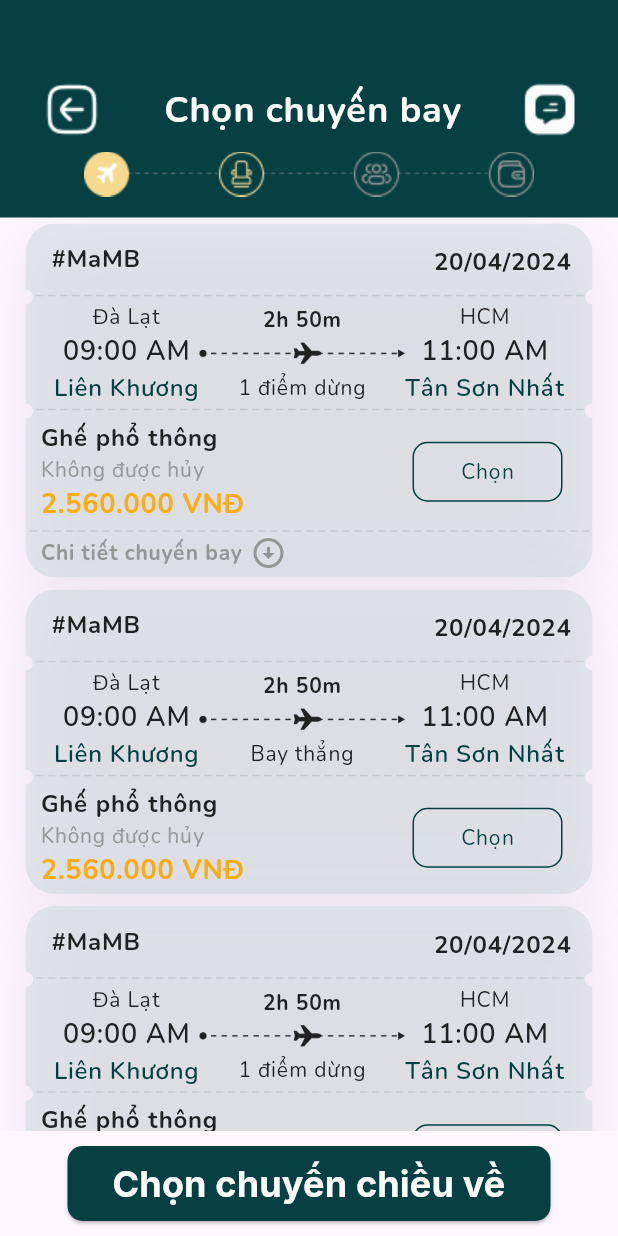
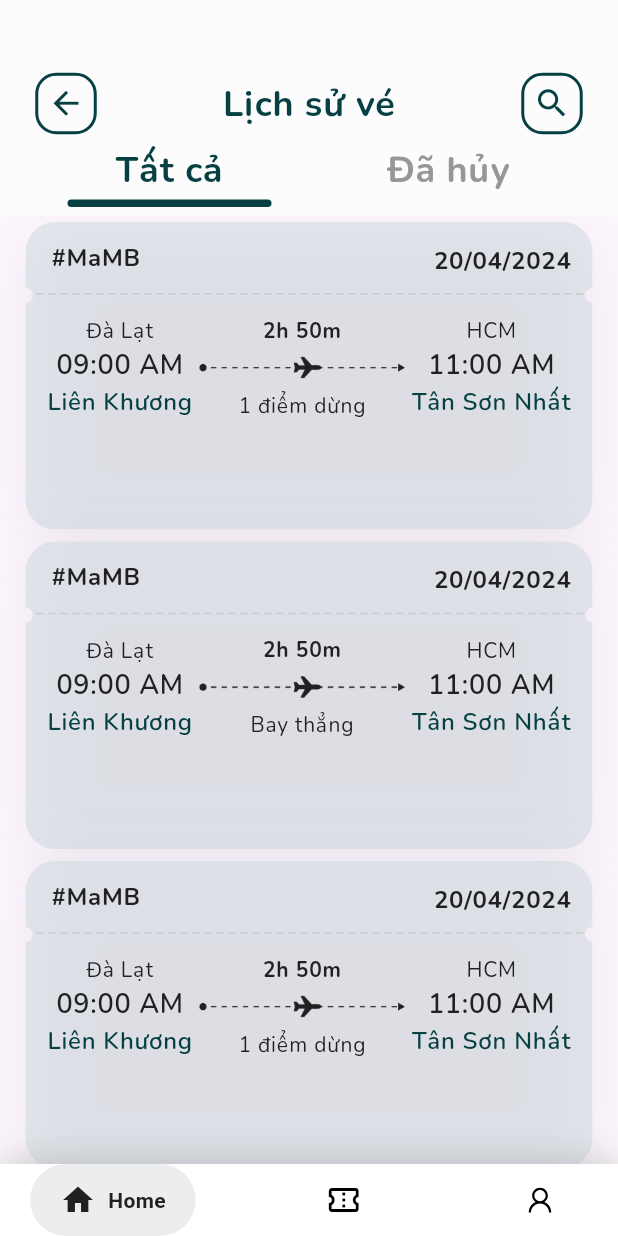
Before and after one commit to hieungan19/moonair-mobile, a Flutter app: the screen it shows after launch, on a phone screen of 412 x 824 dp. Run offline on Flutter 3.47's test engine with Material 3 defaults, Android fonts, the phone set to English and light mode, and no system bars; drawn by our look-alikes of google_nav_bar; our stand-ins replace get, google_fonts, line_icons; missing offline and left inert: dart:ffi.

Commit message:
update history screen, add widget ticket , create top navbar in history

```diff
--- a/lib/main.dart
+++ b/lib/main.dart
@@ -1,5 +1,6 @@
 import 'package:flutter/material.dart';
 import 'package:moonair/global_widgets/ticket.dart';
+import 'package:moonair/modules/History/screens/history_ticket_screen.dart';
 import 'package:moonair/modules/Ticket/screens/search_ticket_screen.dart';
 import 'package:moonair/modules/authen/screens/login_screen.dart';
 import 'package:moonair/modules/authen/screens/signup_sceen.dart';
@@ -36,6 +37,6 @@
 class _MyHomePageState extends State<MyHomePage> {
   @override
   Widget build(BuildContext context) {
-    return Scaffold(body: SearchTicket(khuhoi: true));
+    return History(khuhoi: true);
   }
 }
--- /dev/null
+++ b/lib/modules/History/screens/history_ticket_screen.dart
@@ -0,0 +1,107 @@
+import 'dart:ffi';
+
+import 'package:flutter/cupertino.dart';
+import 'package:flutter/material.dart';
+import 'package:flutter/widgets.dart';
+import 'package:moonair/core/app_colors.dart';
+import 'package:moonair/global_widgets/GradientContainer.dart';
+import 'package:moonair/global_widgets/bottom_navbar.dart';
+import 'package:moonair/global_widgets/ticket.dart';
+import 'package:moonair/modules/History/widgets/ticket_in_history.dart';
+import 'package:moonair/modules/History/widgets/top_navbar.dart';
+import 'package:moonair/values/app_assets/app_icons.dart';
+import '../../../global_widgets/button.dart';
+import '../../../core/app_themes.dart';
+import '../../../global_widgets/text_field.dart';
+
+class History extends StatefulWidget {
+  TextEditingController searchController = TextEditingController();
+  final bool khuhoi;
+
+ History({Key? key, required this.khuhoi});
+
+  @override
+  State<StatefulWidget> createState() {
+    return HistoryTicket();
+  }
+}
+
+
+class HistoryTicket extends State<History> {
+  HistoryTicket();
+
+  @override
+  Widget build(BuildContext context) {
+    return Scaffold(
+      body: Column(
+        mainAxisAlignment: MainAxisAlignment.start,
+        children: <Widget>[
+          Container(
+            padding: const EdgeInsets.only(top: 45, left: 20, right: 20),
+            color: AppColors.white,
+            width: MediaQuery.of(context).size.width,
+            height: 144.0,
+            child: Column(
+              children: [
+                Row(
+                  mainAxisAlignment: MainAxisAlignment.spaceBetween,
+                  mainAxisSize: MainAxisSize.max,
+                  children: [
+                    IconButton(
+                      style: ButtonStyle(
+                        shape: MaterialStateProperty.all<RoundedRectangleBorder>(
+                          RoundedRectangleBorder(
+                            borderRadius: BorderRadius.circular(14.0),
+                            side: BorderSide(width: 2, color: AppColors.primary)
+                          )
+                        )
+                      ),
+                      onPressed: () {},
+                      icon: Icon(Icons.arrow_back, size: 25, color: AppColors.primary,),
+                      //  Image.asset(
+                      //    'lib/assets/icons/back.png',
+                      //    color: AppColors.primary,
+                      //  ),
+                    ),
+                    Text(
+                      'Lịch sử vé',
+                      style: CustomTextStyle.h3(AppColors.primary),
+                    ),
+                    IconButton(
+                      style: ButtonStyle(
+                        shape: MaterialStateProperty.all<RoundedRectangleBorder>(
+                          RoundedRectangleBorder(
+                            borderRadius: BorderRadius.circular(14.0),
+                            side: BorderSide(width: 2, color: AppColors.primary)
+                          )
+                        )
+                      ),
+                      onPressed: () {},
+                      icon: Icon(Icons.search, size: 25, color: AppColors.primary,)
+                      // Image.asset(
+                      //   'lib/assets/icons/message.png', scale: 2,
+                      // ),
+                    ),
+                  ],),
+                TopNavBar(),
+          ]),),
+          Flexible(
+            child: Container(
+              child: SingleChildScrollView(
+                      child: Column(
+                        children: [
+                          TicketInHistory(detail: 0),
+                          TicketInHistory(detail: -1),
+                          TicketInHistory(detail: 0),
+                          TicketInHistory(detail: -1),
+                          TicketInHistory(detail: 0),
+                          TicketInHistory(detail: -1)
+                        ]),
+              ),
+            ),
+          ),
+        ],),
+        bottomNavigationBar: NavBar(),
+    );
+  }
+}
--- /dev/null
+++ b/lib/modules/History/widgets/ticket_in_history.dart
@@ -0,0 +1,248 @@
+import 'dart:ffi' hide Size;
+import 'dart:ui';
+
+import 'package:flutter/cupertino.dart';
+import 'package:flutter/material.dart';
+import 'package:flutter/widgets.dart';
+import 'package:get/get.dart';
+import 'package:moonair/core/app_colors.dart';
+import 'package:moonair/core/app_themes.dart';
+import 'package:moonair/global_widgets/button.dart';
+
+class TicketInHistory extends StatefulWidget {
+  late int detail;
+  final double margin;
+  final double borderRadius;
+  final double clipRadius;
+  final double smallClipRadius;
+  final int numberOfSmallClips;
+  String s;
+
+  TicketInHistory({
+    Key? key,
+    required this.detail,
+    this.margin = 20,
+    this.borderRadius = 20,
+    this.clipRadius = 5,
+    this.smallClipRadius = 3,
+    this.numberOfSmallClips = 13,
+    this.s = '',
+  }) : super(key: key);
+
+  @override
+  State<StatefulWidget> createState() {
+    return MyTicketInHistory();
+  }
+}
+
+class MyTicketInHistory extends State<TicketInHistory> {
+  bool state_btn = false;
+  @override
+  Widget build(BuildContext context) {
+    return Center(
+      child: Padding(
+        padding: const EdgeInsets.symmetric(horizontal: 17, vertical: 4),
+        child: Container(
+          width: MediaQuery.of(context).size.width,
+          height: 205,
+          decoration: const BoxDecoration(
+            boxShadow: [
+              BoxShadow(
+                offset: Offset(0, 8),
+                color: AppColors.dropShadow,
+                blurRadius: 37,
+                spreadRadius: 0,
+              ),
+            ],
+          ),
+          child: Stack(children: [
+            Padding(
+              padding: EdgeInsets.fromLTRB(7, 48, 0, 0),
+              child: CustomPaint(
+                  painter: DashedLinePainter(),
+                  child: Container(
+                    height: 10,
+                    width: 368,
+                  )),
+            ),
+            ClipPath(
+              clipper: TicketClipper(
+                borderRadius: widget.borderRadius,
+                clipRadius: widget.clipRadius,
+                smallClipRadius: widget.smallClipRadius,
+                numberOfSmallClips: widget.numberOfSmallClips,
+              ),
+              child: Container(
+                color: AppColors.tint2,
+                padding: const EdgeInsets.fromLTRB(10, 52, 10, 3),
+                child: Column(
+                    mainAxisAlignment: MainAxisAlignment.start,
+                    mainAxisSize: MainAxisSize.max,
+                    children: [
+                      SizedBox(height: 10),
+                      Row(
+                          mainAxisSize: MainAxisSize.max,
+                          mainAxisAlignment: MainAxisAlignment.spaceEvenly,
+                          children: <Widget>[
+                            Column(
+                              mainAxisSize: MainAxisSize.min,
+                              children: <Widget>[
+                                Text('Đà Lạt',
+                                    style: CustomTextStyle.p3(
+                                        AppColors.blacktext)),
+                                Text('09:00 AM',
+                                    style: CustomTextStyle.p1(
+                                        AppColors.blacktext)),
+                                Text('Liên Khương',
+                                    style:
+                                        CustomTextStyle.p2(AppColors.primary)),
+                              ],
+                            ),
+                            Column(
+                              mainAxisSize: MainAxisSize.max,
+                              mainAxisAlignment: MainAxisAlignment.spaceBetween,
+                              children: <Widget>[
+                                Text('2h 50m',
+                                    style: CustomTextStyle.p3bold(
+                                        AppColors.blacktext)),
+                                Image.asset(
+                                  'lib/assets/images/flight_line.png',
+                                  height: 30,
+                                  width:
+                                      (MediaQuery.of(context).size.width / 3),
+                                ),
+                                Text(
+                                    widget.detail != -1
+                                        ? '1 điểm dừng'
+                                        : 'Bay thẳng',
+                                    style: CustomTextStyle.p3(
+                                        AppColors.blacktext)),
+                              ],
+                            ),
+                            Column(
+                              mainAxisSize: MainAxisSize.min,
+                              children: <Widget>[
+                                Text('HCM',
+                                    style: CustomTextStyle.p3(
+                                        AppColors.blacktext)),
+                                Text('11:00 AM',
+                                    style: CustomTextStyle.p1(
+                                        AppColors.blacktext)),
+                                Text('Tân Sơn Nhất',
+                                    style:
+                                        CustomTextStyle.p2(AppColors.primary)),
+                              ],
+                            ),
+                          ]),
+                    ]),
+              ),
+            ),
+            Padding(
+                padding: EdgeInsets.only(left: 17, top: 12),
+                child: Text('#MaMB',
+                    style: CustomTextStyle.p2bold(AppColors.blacktext))),
+            Container(
+              margin: EdgeInsets.fromLTRB(270, 12, 12, 10),
+              padding: EdgeInsets.all(2),
+              decoration: BoxDecoration(
+                color: Colors.transparent,
+                borderRadius: BorderRadius.circular(20),
+              ),
+              child: Text('20/04/2024',
+                  style: CustomTextStyle.p2bold(AppColors.blacktext)),
+            ),
+          ]),
+        ),
+      ),
+    );
+  }
+
+  void doitrangthai() {
+    setState(() {
+      (widget.detail == 1) ? widget.detail = 0 : widget.detail = 1;
+    });
+  }
+}
+
+class TicketClipper extends CustomClipper<Path> {
+  static const double clipPadding = 0;
+
+  final double borderRadius;
+  final double clipRadius;
+  final double smallClipRadius;
+  final int numberOfSmallClips;
+
+  const TicketClipper({
+    required this.borderRadius,
+    required this.clipRadius,
+    required this.smallClipRadius,
+    required this.numberOfSmallClips,
+  });
+
+  @override
+  Path getClip(Size size) {
+    var path = Path();
+
+    final clipCenterY = 44 + clipRadius;
+    // final clipCenterY2 = 120 + clipRadius;
+
+    // draw rect
+    path.addRRect(RRect.fromRectAndRadius(
+      Rect.fromLTWH(0, 0, size.width, size.height),
+      Radius.circular(borderRadius),
+    ));
+
+    final clipPath = Path();
+
+    // circle on the left
+    clipPath.addOval(Rect.fromCircle(
+      center: Offset(0, clipCenterY),
+      radius: clipRadius,
+    ));
+
+    // circle on the right
+    clipPath.addOval(Rect.fromCircle(
+      center: Offset(size.width, clipCenterY),
+      radius: clipRadius,
+    ));
+
+    // combine two path together
+    final ticketPath = Path.combine(
+      PathOperation.reverseDifference,
+      clipPath,
+      path,
+    );
+    return ticketPath;
+  }
+
+  @override
+  bool shouldReclip(TicketClipper old) =>
+      old.borderRadius != borderRadius ||
+      old.clipRadius != clipRadius ||
+      old.smallClipRadius != smallClipRadius ||
+      old.numberOfSmallClips != numberOfSmallClips;
+}
+
+class DashedLinePainter extends CustomPainter {
+  @override
+  void paint(Canvas canvas, Size size) {
+    double dashWidth = 5;
+    double dashSpace = 3;
+    double startX = 0;
+    final paint = Paint()
+      ..color = AppColors.grey2.withOpacity(.5)
+      ..strokeWidth = 1;
+
+    while (startX < size.width) {
+      canvas.drawLine(
+        Offset(startX, 0),
+        Offset(startX + dashWidth, 0),
+        paint,
+      );
+      startX += dashWidth + dashSpace;
+    }
+  }
+
+  @override
+  bool shouldRepaint(CustomPainter oldDelegate) => false;
+}
--- /dev/null
+++ b/lib/modules/History/widgets/top_navbar.dart
@@ -0,0 +1,62 @@
+import 'package:flutter/material.dart';
+import 'package:flutter/widgets.dart';
+import 'package:google_nav_bar/google_nav_bar.dart';
+import 'package:google_fonts/google_fonts.dart';
+import 'package:line_icons/line_icons.dart';
+import 'package:moonair/core/app_colors.dart';
+import 'package:moonair/core/app_themes.dart';
+
+class TopNavBar extends StatefulWidget {
+  const TopNavBar({Key? key}) : super(key: key);
+  @override
+  State<TopNavBar> createState() => _TopNavBarState();
+}
+
+class _TopNavBarState extends State<TopNavBar> with TickerProviderStateMixin {
+  late TabController _controller;
+
+  @override
+  void initState() {
+    super.initState();
+    _controller = TabController(length: 2, vsync: this);
+  }
+
+  @override
+  Widget build(BuildContext context) {
+    return DefaultTabController(
+      length: 2,
+        // padding: const EdgeInsets.only(top: 0),
+        child: TabBar(
+          labelColor: AppColors.primary,
+          dividerColor: Colors.transparent,
+          unselectedLabelColor: AppColors.grey2,
+          indicatorSize: TabBarIndicatorSize.tab,
+          indicatorPadding: EdgeInsets.symmetric(horizontal: 25),
+          indicatorWeight: 5,
+          indicator: UnderlineTabIndicator(
+              borderSide: const BorderSide(width: 5, color: AppColors.primary),
+              borderRadius: BorderRadius.circular(20)),
+          indicatorColor: AppColors.primary,
+          tabs: [
+            Tab(
+              height: 40,
+              child: Text('Tất cả',
+                  style: GoogleFonts.nunito(
+                      fontSize: 24,
+                      fontWeight: FontWeight.bold,
+                      letterSpacing: 0.5)),
+            ),
+            Tab(
+              height: 40,
+              child: Text('Đã hủy',
+                  style: GoogleFonts.nunito(
+                      fontSize: 24,
+                      fontWeight: FontWeight.bold,
+                      letterSpacing: 0.5)),
+            ),
+          ],
+          controller: _controller,
+        )
+        );
+  }
+}
--- a/lib/modules/Ticket/screens/search_ticket_screen.dart
+++ b/lib/modules/Ticket/screens/search_ticket_screen.dart
@@ -19,7 +19,6 @@ class SearchTicket extends StatefulWidget {
   }
 }
 
-
 class MySearchTicket extends State<SearchTicket> {
   MySearchTicket();
 
@@ -34,19 +33,28 @@ class MySearchTicket extends State<SearchTicket> {
           color: AppColors.primary,
           width: MediaQuery.of(context).size.width,
           height: 145.0,
-            child: Column(
-              children: [
+          child: Column(children: [
             Row(
               mainAxisAlignment: MainAxisAlignment.spaceBetween,
               mainAxisSize: MainAxisSize.max,
               children: [
                 IconButton(
+                  style: ButtonStyle(
+                      shape: MaterialStateProperty.all<RoundedRectangleBorder>(
+                          RoundedRectangleBorder(
+                              borderRadius: BorderRadius.circular(14.0),
+                              side: BorderSide(
+                                  width: 2, color: AppColors.primary)))),
                   onPressed: () {},
-                      icon:
-                       Image.asset(
-                         'lib/assets/icons/back.png',
-                         color: AppColors.white,
+                  icon: Icon(
+                    Icons.arrow_back,
+                    size: 25,
+                    color: AppColors.primary,
                   ),
+                  //  Image.asset(
+                  //    'lib/assets/icons/back.png',
+                  //    color: AppColors.primary,
+                  //  ),
                 ),
                 Text(
                   'Chọn chuyến bay',
@@ -56,17 +64,20 @@ class MySearchTicket extends State<SearchTicket> {
                   onPressed: () {},
                   icon: Image.asset(
                     'lib/assets/icons/message.png',
+                    scale: 2,
                   ),
                 ),
-                  ],),
+              ],
+            ),
             Image.asset('lib/assets/icons/slide_seat.png'),
             const SizedBox(height: 10),
-          ]),),
+          ]),
+        ),
+        TabBarView(children: [
           Flexible(
             child: Container(
               child: SingleChildScrollView(
-                      child: Column(
-                        children: [
+                child: Column(children: [
                   Ticket(detail: 0),
                   Ticket(detail: -1),
                   Ticket(detail: 0),
@@ -77,8 +88,23 @@ class MySearchTicket extends State<SearchTicket> {
               ),
             ),
           ),
-          if (widget.khuhoi == true) Positioned(child: Padding(padding: EdgeInsets.symmetric(horizontal: 25, vertical: 5), child: AppButton(buttonText: 'Chọn chuyến chiều về', onPressedFunction: () {})))
-        ],)
-    );
+          Flexible(
+            child: Container(
+              child: SingleChildScrollView(
+                child:
+                    Column(children: [Ticket(detail: 0), Ticket(detail: -1)]),
+              ),
+            ),
+          ),
+        ]),
+        if (widget.khuhoi == true)
+          Positioned(
+              child: Padding(
+                  padding: EdgeInsets.symmetric(horizontal: 25, vertical: 5),
+                  child: AppButton(
+                      buttonText: 'Chọn chuyến chiều về',
+                      onPressedFunction: () {})))
+      ],
+    ));
   }
 }
```
Also changed, not shown: lib/assets/icons/message.png. Lines whose indentation alone changed are shown as unchanged.
